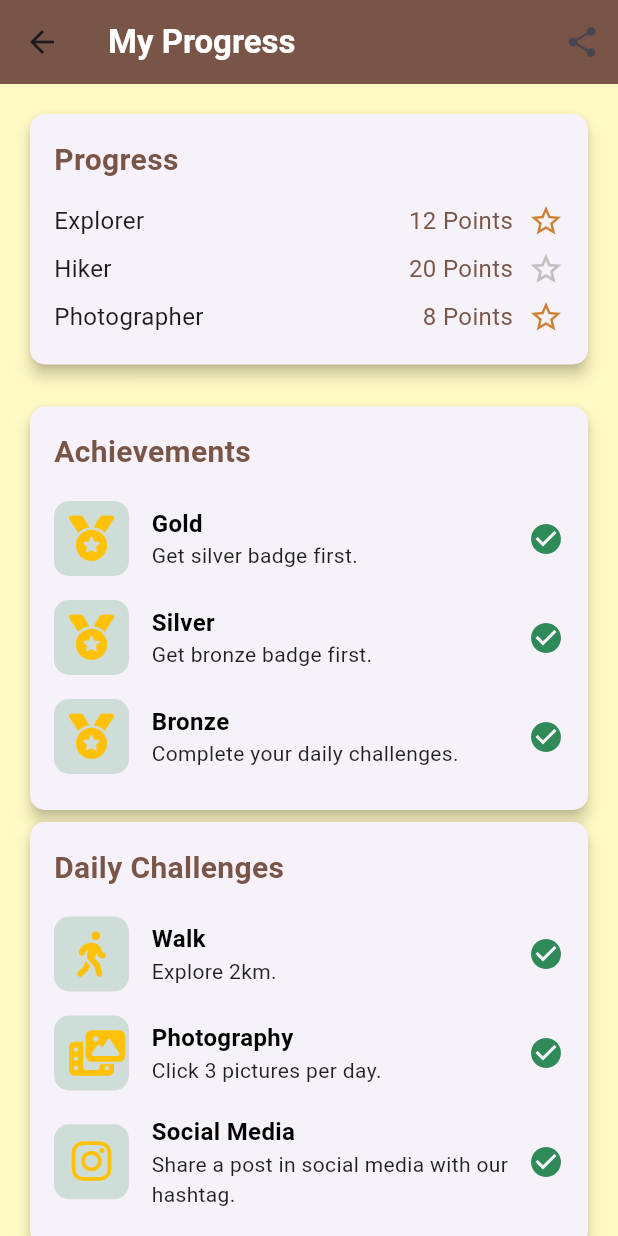
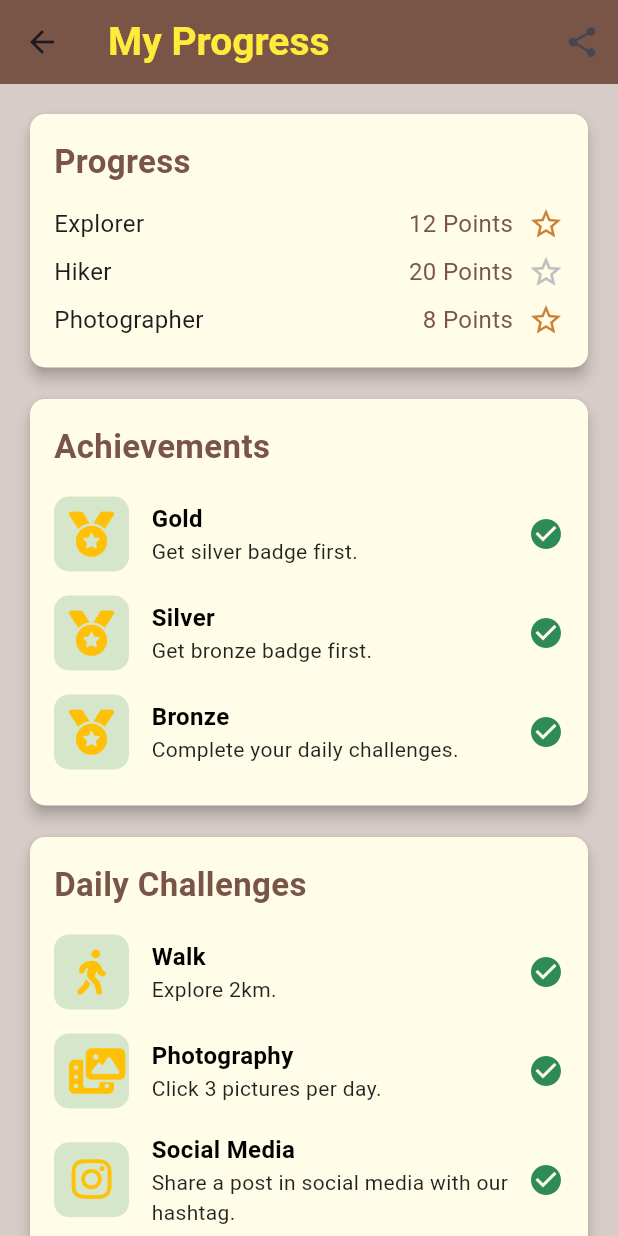
Before and after one commit to Keshab0310/passport_to_the_north, a Flutter app: the ProgressPage screen opened directly, on a phone screen of 412 x 824 dp. Run offline on Flutter 3.47's test engine with Material 3 defaults, Android fonts, the phone set to English and light mode, and no system bars; our stand-ins replace cloud_firestore, firebase_auth, firebase_core, flutter_login, flutter_map, font_awesome_flutter and 2 more; accounts and stored records are empty.

Commit message:
Edited color gradient and some spacing for progress page

```diff
--- a/lib/pages/progress.dart
+++ b/lib/pages/progress.dart
@@ -14,7 +14,8 @@ class _ProgressPageState extends State<ProgressPage> {
   final Color primaryBrown = Color(0xFF795548);
   final Color accentBrown = Color(0xFF8B4513);
   final Color lightGreen = Color(0xFF9E9D24);
-  final Color backgroundNeutral = Color(0xFFFFF9C4);
+  final Color lightBrown = Color(0xFFD7CCC8);
+  final Color lightYellow = Color(0xFFFFFDE7);
 
   // Medal Colors
   final Color bronzeColor = Color(0xFFCD7F32);
@@ -38,6 +39,7 @@ class _ProgressPageState extends State<ProgressPage> {
   Widget _buildProgressCard() {
     return Card(
       elevation: 4,
+      color: lightYellow,
       shape: RoundedRectangleBorder(
         borderRadius: BorderRadius.circular(10),
       ),
@@ -49,7 +51,7 @@ class _ProgressPageState extends State<ProgressPage> {
             Text(
               'Progress',
               style: TextStyle(
-                fontSize: 20,
+                fontSize: 22,
                 fontWeight: FontWeight.bold,
                 color: primaryBrown,
               ),
@@ -101,6 +103,7 @@ class _ProgressPageState extends State<ProgressPage> {
   Widget _buildAchievementsSection() {
     return Card(
       elevation: 4,
+      color: lightYellow,
       shape: RoundedRectangleBorder(
         borderRadius: BorderRadius.circular(10),
       ),
@@ -112,7 +115,7 @@ class _ProgressPageState extends State<ProgressPage> {
             Text(
               'Achievements',
               style: TextStyle(
-                fontSize: 20,
+                fontSize: 22,
                 fontWeight: FontWeight.bold,
                 color: primaryBrown,
               ),
@@ -145,6 +148,7 @@ class _ProgressPageState extends State<ProgressPage> {
   Widget _buildChallengesSection() {
     return Card(
       elevation: 4,
+      color: lightYellow,
       shape: RoundedRectangleBorder(
         borderRadius: BorderRadius.circular(10),
       ),
@@ -156,7 +160,7 @@ class _ProgressPageState extends State<ProgressPage> {
             Text(
               'Daily Challenges',
               style: TextStyle(
-                fontSize: 20,
+                fontSize: 22,
                 fontWeight: FontWeight.bold,
                 color: primaryBrown,
               ),
@@ -322,12 +326,13 @@ class _ProgressPageState extends State<ProgressPage> {
   @override
   Widget build(BuildContext context) {
     return Scaffold(
-      backgroundColor: backgroundNeutral,
+      backgroundColor: lightBrown,
       appBar: AppBar(
-        title: Text(
+        title: const Text(
           'My Progress',
           style: TextStyle(
-            color: Colors.white,
+            fontSize: 26,
+            color: Colors.yellow,
             fontWeight: FontWeight.bold,
           ),
         ),
@@ -347,8 +352,9 @@ class _ProgressPageState extends State<ProgressPage> {
             crossAxisAlignment: CrossAxisAlignment.start,
             children: [
               _buildProgressCard(),
-              SizedBox(height: 20),
+              const SizedBox(height: 13),
               _buildAchievementsSection(),
+              const SizedBox(height: 13),
               _buildChallengesSection()
             ],
           ),
```
